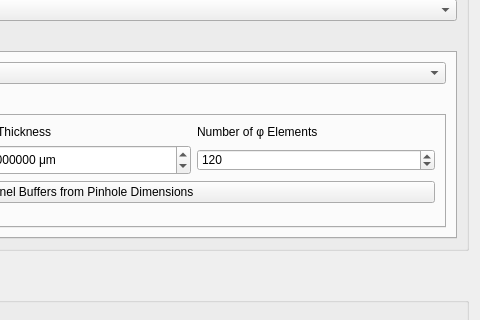
Old version of the form hexrd/ui/resources/ui/powder_overlay_editor.ui in the repository HEXRD/hexrdgui; both pictures show x 335 to 815 and y 83 to 403 of the 815 by 590 pixel window.
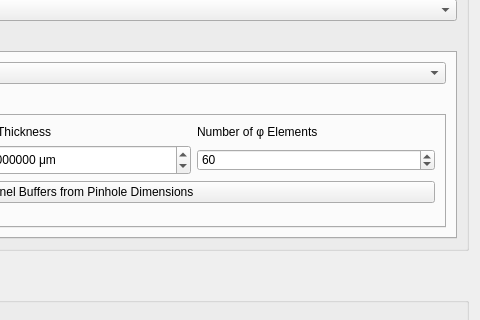
New version of the form. The open tabs and pages were chosen to show the change. Custom widgets are drawn as their Qt base class.

Commit message:
Change the default number of phi elements to 60
This is faster although a little less accurate. Higher numbers are
more accurate but take longer.

```diff
--- a/hexrd/ui/resources/ui/powder_overlay_editor.ui
+++ b/hexrd/ui/resources/ui/powder_overlay_editor.ui
@@ -545,7 +545,7 @@
                  <number>10000</number>
                 </property>
                 <property name="value">
-                 <number>120</number>
+                 <number>60</number>
                 </property>
                </widget>
               </item>
```
Left out of the diff: 4 changed lines with no effect on the pictures. The commit also changes 1 other file.
